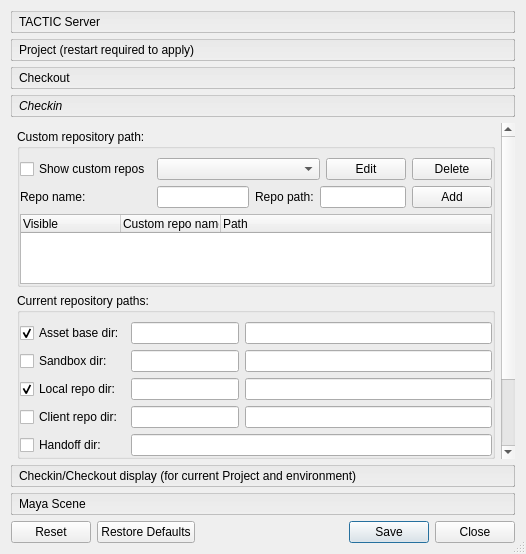
The window that lib/ui/ui_conf.ui (listyque/TACTIC-Handler) describes before a commit, drawn with Qt 5.
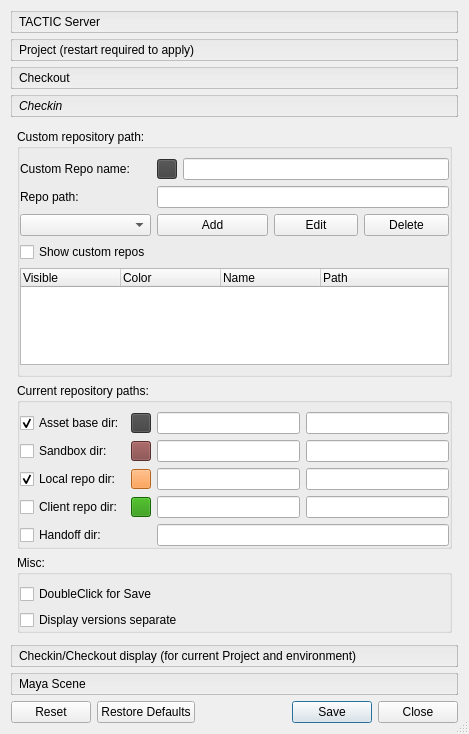
The same window after the commit. The open tabs and pages were chosen to show the change.

The edit to the form file:
```diff
--- a/lib/ui/ui_conf.ui
+++ b/lib/ui/ui_conf.ui
@@ -5,6 +5,14 @@
   <property name="windowModality">
    <enum>Qt::ApplicationModal</enum>
   </property>
+  <property name="geometry">
+   <rect>
+    <x>0</x>
+    <y>0</y>
+    <width>469</width>
+    <height>734</height>
+   </rect>
+  </property>
   <property name="windowTitle">
    <string>TACTIC Handler configuration</string>
   </property>
@@ -423,8 +431,8 @@
        <rect>
         <x>0</x>
         <y>0</y>
-        <width>470</width>
-        <height>400</height>
+        <width>451</width>
+        <height>525</height>
        </rect>
       </property>
       <attribute name="label">
@@ -436,103 +444,6 @@
        </property>
        <item>
         <layout class="QGridLayout" name="checkinPageLayout">
-         <item row="0" column="0">
-          <widget class="QGroupBox" name="customRepoPathsGroupBox">
-           <property name="title">
-            <string>Custom repository path:</string>
-           </property>
-           <property name="flat">
-            <bool>true</bool>
-           </property>
-           <layout class="QGridLayout" name="customRepoPathsLayout" columnstretch="0,0,0,0,0,0,0">
-            <property name="leftMargin">
-             <number>0</number>
-            </property>
-            <property name="rightMargin">
-             <number>0</number>
-            </property>
-            <property name="bottomMargin">
-             <number>0</number>
-            </property>
-            <item row="0" column="0">
-             <widget class="QCheckBox" name="customRepoCheckBox">
-              <property name="text">
-               <string>Show custom repos</string>
-              </property>
-             </widget>
-            </item>
-            <item row="1" column="0">
-             <widget class="QLabel" name="label_7">
-              <property name="text">
-               <string>Repo name:</string>
-              </property>
-             </widget>
-            </item>
-            <item row="1" column="1">
-             <widget class="QLineEdit" name="customRepoDirNameLineEdit"/>
-            </item>
-            <item row="1" column="2">
-             <widget class="QLabel" name="label_8">
-              <property name="text">
-               <string>Repo path:</string>
-              </property>
-             </widget>
-            </item>
-            <item row="1" column="3" colspan="3">
-             <widget class="QLineEdit" name="customRepoDirPathLineEdit"/>
-            </item>
-            <item row="1" column="6">
-             <widget class="QPushButton" name="addCustomRepoToListPushButton">
-              <property name="text">
-               <string>Add</string>
-              </property>
-             </widget>
-            </item>
-            <item row="2" column="0" colspan="7">
-             <widget class="QTreeWidget" name="customRepoTreeWidget">
-              <property name="indentation">
-               <number>0</number>
-              </property>
-              <property name="rootIsDecorated">
-               <bool>false</bool>
-              </property>
-              <column>
-               <property name="text">
-                <string>Visible</string>
-               </property>
-              </column>
-              <column>
-               <property name="text">
-                <string>Custom repo name</string>
-               </property>
-              </column>
-              <column>
-               <property name="text">
-                <string>Path</string>
-               </property>
-              </column>
-             </widget>
-            </item>
-            <item row="0" column="6">
-             <widget class="QPushButton" name="deleteCustomRepoPushButton">
-              <property name="text">
-               <string>Delete</string>
-              </property>
-             </widget>
-            </item>
-            <item row="0" column="5">
-             <widget class="QPushButton" name="editCustomRepoPushButton">
-              <property name="text">
-               <string>Edit</string>
-              </property>
-             </widget>
-            </item>
-            <item row="0" column="1" colspan="4">
-             <widget class="QComboBox" name="customRepoComboBox"/>
-            </item>
-           </layout>
-          </widget>
-         </item>
          <item row="2" column="0">
           <widget class="QGroupBox" name="checkinMiscOpitionsGroupBox">
            <property name="title">
@@ -576,7 +487,7 @@
            <property name="flat">
             <bool>true</bool>
            </property>
-           <layout class="QGridLayout" name="defaultRepoPathsLayout" columnstretch="0,0,1">
+           <layout class="QGridLayout" name="defaultRepoPathsLayout" columnstretch="0,0,0,0">
             <property name="leftMargin">
              <number>0</number>
             </property>
@@ -592,19 +503,19 @@
             <property name="spacing">
              <number>6</number>
             </property>
-            <item row="0" column="2">
+            <item row="0" column="3">
              <widget class="QLineEdit" name="assetBaseDirPathLineEdit"/>
             </item>
-            <item row="4" column="1" colspan="2">
+            <item row="4" column="2" colspan="2">
              <widget class="QLineEdit" name="handoffDirPathLineEdit"/>
             </item>
-            <item row="1" column="2">
+            <item row="1" column="3">
              <widget class="QLineEdit" name="sandboxDirPathLineEdit"/>
             </item>
-            <item row="2" column="2">
+            <item row="2" column="3">
              <widget class="QLineEdit" name="localRepoDirPathLineEdit"/>
             </item>
-            <item row="3" column="2">
+            <item row="3" column="3">
              <widget class="QLineEdit" name="clientRepoDirPathLineEdit"/>
             </item>
             <item row="0" column="0">
@@ -648,18 +559,200 @@
               </property>
              </widget>
             </item>
-            <item row="0" column="1">
+            <item row="0" column="2">
              <widget class="QLineEdit" name="assetBaseDirNameLineEdit"/>
             </item>
-            <item row="1" column="1">
+            <item row="1" column="2">
              <widget class="QLineEdit" name="sandboxDirNameLineEdit"/>
             </item>
-            <item row="2" column="1">
+            <item row="2" column="2">
              <widget class="QLineEdit" name="localRepoDirNameLineEdit"/>
             </item>
-            <item row="3" column="1">
+            <item row="3" column="2">
              <widget class="QLineEdit" name="clientRepoDirNameLineEdit"/>
             </item>
+            <item row="0" column="1">
+             <widget class="QToolButton" name="assetBaseDirColorToolButton">
+              <property name="maximumSize">
+               <size>
+                <width>20</width>
+                <height>20</height>
+               </size>
+              </property>
+              <property name="styleSheet">
+               <string notr="true">background-color:rgb(64, 64, 64)</string>
+              </property>
+              <property name="checked">
+               <bool>false</bool>
+              </property>
+             </widget>
+            </item>
+            <item row="1" column="1">
+             <widget class="QToolButton" name="sandboxDirColorToolButton">
+              <property name="maximumSize">
+               <size>
+                <width>20</width>
+                <height>20</height>
+               </size>
+              </property>
+              <property name="styleSheet">
+               <string notr="true">background-color:rgb(128, 64, 64)</string>
+              </property>
+              <property name="checked">
+               <bool>false</bool>
+              </property>
+             </widget>
+            </item>
+            <item row="2" column="1">
+             <widget class="QToolButton" name="localRepoDirColorToolButton">
+              <property name="maximumSize">
+               <size>
+                <width>20</width>
+                <height>20</height>
+               </size>
+              </property>
+              <property name="styleSheet">
+               <string notr="true">background-color:rgb(255, 140, 40)</string>
+              </property>
+              <property name="checked">
+               <bool>false</bool>
+              </property>
+             </widget>
+            </item>
+            <item row="3" column="1">
+             <widget class="QToolButton" name="clientRepoDirColorToolButton">
+              <property name="maximumSize">
+               <size>
+                <width>20</width>
+                <height>20</height>
+               </size>
+              </property>
+              <property name="styleSheet">
+               <string notr="true">background-color:rgb(31, 143, 0)</string>
+              </property>
+              <property name="checked">
+               <bool>false</bool>
+              </property>
+             </widget>
+            </item>
+           </layout>
+          </widget>
+         </item>
+         <item row="0" column="0">
+          <widget class="QGroupBox" name="customRepoPathsGroupBox">
+           <property name="title">
+            <string>Custom repository path:</string>
+           </property>
+           <property name="flat">
+            <bool>true</bool>
+           </property>
+           <layout class="QGridLayout" name="customRepoPathsLayout">
+            <property name="leftMargin">
+             <number>0</number>
+            </property>
+            <property name="rightMargin">
+             <number>0</number>
+            </property>
+            <property name="spacing">
+             <number>6</number>
+            </property>
+            <item row="0" column="0">
+             <widget class="QLabel" name="label_7">
+              <property name="text">
+               <string>Custom Repo name:</string>
+              </property>
+             </widget>
+            </item>
+            <item row="0" column="1">
+             <widget class="QToolButton" name="customRepoDirColorToolButton">
+              <property name="maximumSize">
+               <size>
+                <width>20</width>
+                <height>20</height>
+               </size>
+              </property>
+              <property name="styleSheet">
+               <string notr="true">background-color:rgb(64, 64, 64)</string>
+              </property>
+              <property name="checked">
+               <bool>false</bool>
+              </property>
+             </widget>
+            </item>
+            <item row="0" column="2" colspan="3">
+             <widget class="QLineEdit" name="customRepoDirNameLineEdit"/>
+            </item>
+            <item row="1" column="0">
+             <widget class="QLabel" name="label_8">
+              <property name="text">
+               <string>Repo path:</string>
+              </property>
+             </widget>
+            </item>
+            <item row="1" column="1" colspan="4">
+             <widget class="QLineEdit" name="customRepoDirPathLineEdit"/>
+            </item>
+            <item row="2" column="0">
+             <widget class="QComboBox" name="customRepoComboBox"/>
+            </item>
+            <item row="2" column="1" colspan="2">
+             <widget class="QPushButton" name="addCustomRepoToListPushButton">
+              <property name="text">
+               <string>Add</string>
+              </property>
+             </widget>
+            </item>
+            <item row="2" column="3">
+             <widget class="QPushButton" name="editCustomRepoPushButton">
+              <property name="text">
+               <string>Edit</string>
+              </property>
+             </widget>
+            </item>
+            <item row="2" column="4">
+             <widget class="QPushButton" name="deleteCustomRepoPushButton">
+              <property name="text">
+               <string>Delete</string>
+              </property>
+             </widget>
+            </item>
+            <item row="3" column="0">
+             <widget class="QCheckBox" name="customRepoCheckBox">
+              <property name="text">
+               <string>Show custom repos</string>
+              </property>
+             </widget>
+            </item>
+            <item row="4" column="0" colspan="5">
+             <widget class="QTreeWidget" name="customRepoTreeWidget">
+              <property name="indentation">
+               <number>0</number>
+              </property>
+              <property name="rootIsDecorated">
+               <bool>false</bool>
+              </property>
+              <column>
+               <property name="text">
+                <string>Visible</string>
+               </property>
+              </column>
+              <column>
+               <property name="text">
+                <string>Color</string>
+               </property>
+              </column>
+              <column>
+               <property name="text">
+                <string>Name</string>
+               </property>
+              </column>
+              <column>
+               <property name="text">
+                <string>Path</string>
+               </property>
+              </column>
+             </widget>
+            </item>
            </layout>
           </widget>
          </item>
```
Left out of the diff: 267 changed lines with no effect on the pictures.
